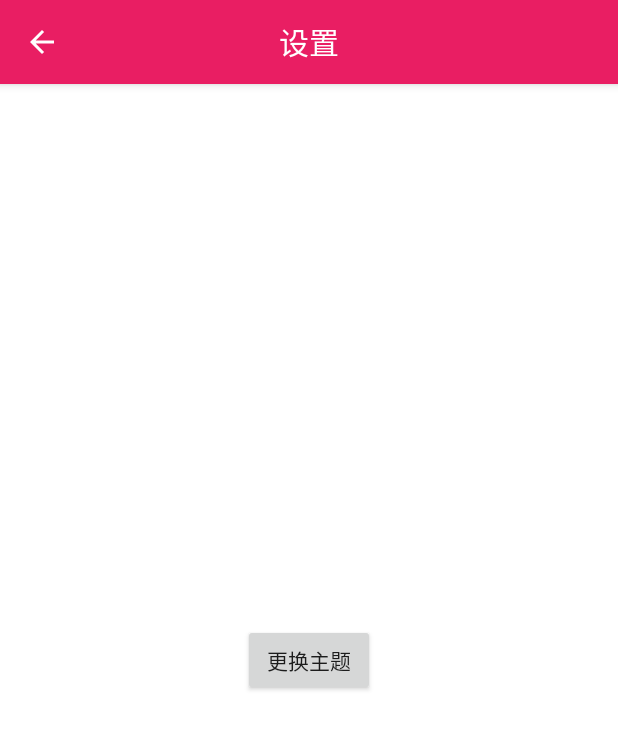
After one commit to zhiyou007/FrameworkLib, an Android app: the SettingActivity screen opened directly, with no data from a screen before it, on a phone screen of 412 x 824 dp. The commit adds this screen. Shown: the top 729 px of the screen. Run offline under Robolectric (Android 15) with nearby library versions, the phone set to English and light mode, and no system bars; our stand-ins replace ButterKnife.

Commit message:
内容添加

```diff
--- a/app/src/main/AndroidManifest.xml
+++ b/app/src/main/AndroidManifest.xml
@@ -29,6 +29,9 @@
             </intent-filter>
         </activity>
 
+        <activity android:name=".ui.activity.SettingActivity"
+            android:screenOrientation="portrait"
+            android:theme="@style/AppTheme.NoActionBar"/>
 
     </application>
 
--- a/app/src/main/java/com/zzy/pianyu/ui/activity/MainActivity.java
+++ b/app/src/main/java/com/zzy/pianyu/ui/activity/MainActivity.java
@@ -21,6 +21,7 @@ import android.view.MenuItem;
 import android.widget.ImageView;
 import android.widget.Toast;
 
+import com.zzy.framework.Tools.Tools;
 import com.zzy.framework.base.BaseActivity;
 import com.zzy.pianyu.R;
 import com.zzy.pianyu.ui.adapter.CacheFragmentStatePagerAdapter;
@@ -170,6 +171,7 @@ public class MainActivity extends BaseActivity
 
         //noinspection SimplifiableIfStatement
         if (id == R.id.action_settings) {
+            Tools.goActivity(mContext,SettingActivity.class,null,0,0,false);
             return true;
         }
 
--- /dev/null
+++ b/app/src/main/java/com/zzy/pianyu/ui/activity/SettingActivity.java
@@ -0,0 +1,56 @@
+package com.zzy.pianyu.ui.activity;
+
+import android.os.Bundle;
+import android.support.v7.app.AlertDialog;
+import android.support.v7.widget.Toolbar;
+import android.view.LayoutInflater;
+import android.view.View;
+import android.widget.AdapterView;
+import android.widget.Button;
+import android.widget.GridView;
+
+import com.zzy.framework.base.BaseActivity;
+import com.zzy.pianyu.R;
+
+import java.util.Arrays;
+import java.util.List;
+
+import butterknife.Bind;
+
+/**
+ * Created by zhiyou007 on 2016/9/6.
+ */
+public class SettingActivity extends BaseActivity {
+    @Bind(R.id.toolbar)
+    Toolbar toolbar;
+
+    @Bind(R.id.btn_theme)
+    Button btn_theme;
+    @Override
+    protected View getLoadingTargetView() {
+        return null;
+    }
+
+    @Override
+    protected void getBundleExtras(Bundle extras) {
+
+    }
+
+
+
+    @Override
+    protected int getContentViewLayoutID() {
+        return R.layout.activity_setting;
+    }
+
+    @Override
+    protected void initViewsAndEvents(Bundle savedInstanceState) {
+
+        //去掉标题
+        setSupportActionBar(toolbar);
+        getSupportActionBar().setDisplayShowTitleEnabled(false);
+    }
+
+
+
+}
--- /dev/null
+++ b/app/src/main/res/layout/activity_setting.xml
@@ -0,0 +1,22 @@
+<?xml version="1.0" encoding="utf-8"?>
+<LinearLayout xmlns:android="http://schemas.android.com/apk/res/android"
+    android:orientation="vertical" android:layout_width="match_parent"
+    android:layout_height="match_parent">
+    <include layout="@layout/toolbar_layout" />
+    <LinearLayout
+        android:background="#ffffff"
+        android:layout_width="match_parent"
+        android:layout_height="0dp"
+        android:layout_weight="1.0"
+        android:gravity="center">
+
+
+        <Button
+            android:layout_width="wrap_content"
+            android:layout_height="wrap_content"
+            android:text="更换主题"
+            android:id="@+id/btn_theme"
+            android:layout_gravity="center_vertical" />
+    </LinearLayout>
+
+</LinearLayout>
--- /dev/null
+++ b/app/src/main/res/layout/toolbar_layout.xml
@@ -0,0 +1,30 @@
+<?xml version="1.0" encoding="utf-8"?>
+<android.support.design.widget.AppBarLayout android:id="@+id/app_bar"
+    android:layout_width="match_parent"
+    android:layout_height="wrap_content"
+    android:fitsSystemWindows="true"
+    android:theme="@style/ThemeOverlay.AppCompat.Dark.ActionBar"
+    xmlns:android="http://schemas.android.com/apk/res/android"
+    xmlns:app="http://schemas.android.com/apk/res-auto">
+
+    <android.support.v7.widget.Toolbar
+        android:id="@+id/toolbar"
+        android:layout_width="match_parent"
+        android:layout_height="match_parent"
+        android:fitsSystemWindows="true"
+        app:layout_collapseMode="pin"
+        app:navigationIcon="?attr/homeAsUpIndicator"
+        app:popupTheme="@style/ThemeOverlay.AppCompat.Light"
+        app:title="">
+        <TextView
+            android:layout_width="wrap_content"
+            android:layout_height="wrap_content"
+            android:layout_centerInParent="true"
+            android:layout_gravity="center"
+            android:text="设置"
+            android:textColor="@android:color/white"
+            android:textSize="20sp"/>
+
+    </android.support.v7.widget.Toolbar>
+
+</android.support.design.widget.AppBarLayout>
--- a/app/src/main/res/values/colors.xml
+++ b/app/src/main/res/values/colors.xml
@@ -44,4 +44,6 @@
     <color name="type_c">#2b2b2b</color>
 
 
+
+
 </resources>
--- a/app/src/main/res/values/strings.xml
+++ b/app/src/main/res/values/strings.xml
@@ -5,4 +5,5 @@
     <string name="navigation_drawer_close">Close navigation drawer</string>
 
     <string name="action_settings">Settings</string>
+
 </resources>
--- a/app/src/main/res/values/styles.xml
+++ b/app/src/main/res/values/styles.xml
@@ -1,15 +1,26 @@
 <resources>
 
     <!-- Base application theme. -->
+    <!--<style name="AppTheme" parent="Theme.AppCompat.Light.NoActionBar">-->
+        <!--&lt;!&ndash; Customize your theme here. &ndash;&gt;-->
+        <!--<item name="colorPrimary">@color/primary</item>-->
+        <!--<item name="colorPrimaryDark">@color/primary_dark</item>-->
+        <!--<item name="colorAccent">@color/accent</item>-->
+        <!--<item name="android:textColorPrimary">@color/primary_text</item>-->
+        <!--<item name="android:textColorSecondary">@color/secondary_text</item>-->
+    <!--</style>-->
+
+
     <style name="AppTheme" parent="Theme.AppCompat.Light.NoActionBar">
         <!-- Customize your theme here. -->
         <item name="colorPrimary">@color/primary</item>
         <item name="colorPrimaryDark">@color/primary_dark</item>
         <item name="colorAccent">@color/accent</item>
-        <item name="android:textColorPrimary">@color/primary_text</item>
-        <item name="android:textColorSecondary">@color/secondary_text</item>
+        <item name="android:windowIsTranslucent">true</item>
+        <item name="android:windowBackground">@android:color/transparent</item>
+        <item name="android:windowNoTitle">true</item>
+        <item name="android:windowContentOverlay">@null</item>
     </style>
-
 
     <style name="AppTheme.NoActionBar">
         <!-- 加快首页加载速度，其实就是透明 -->
```
Also changed, not shown: 1 other file.
